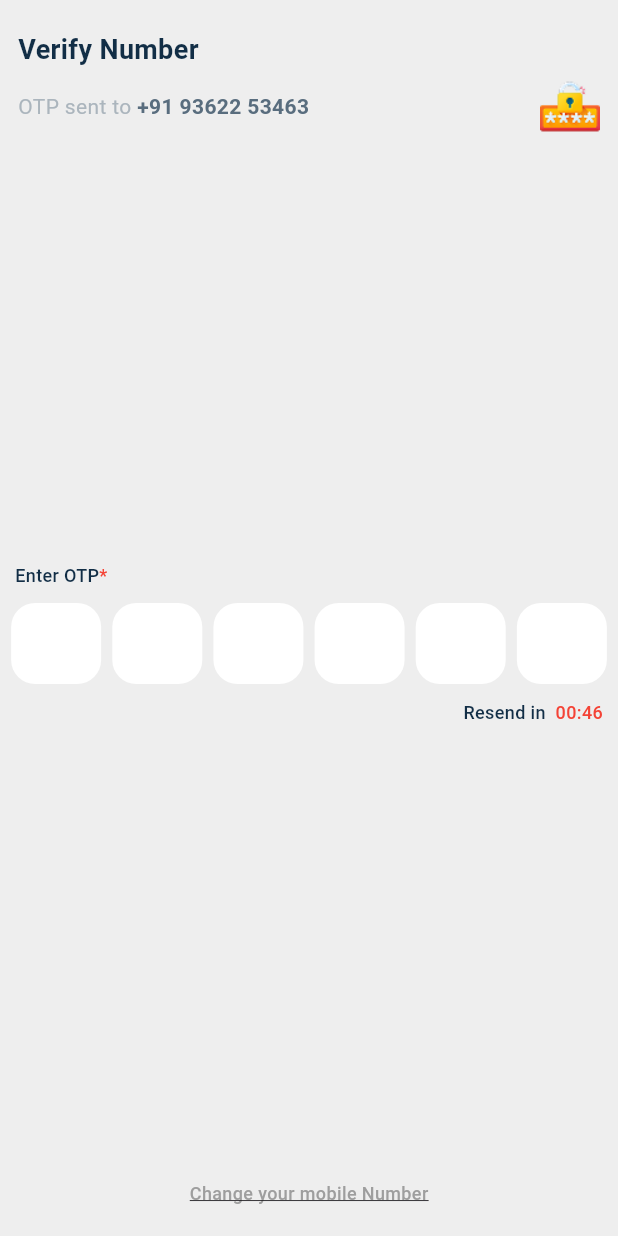
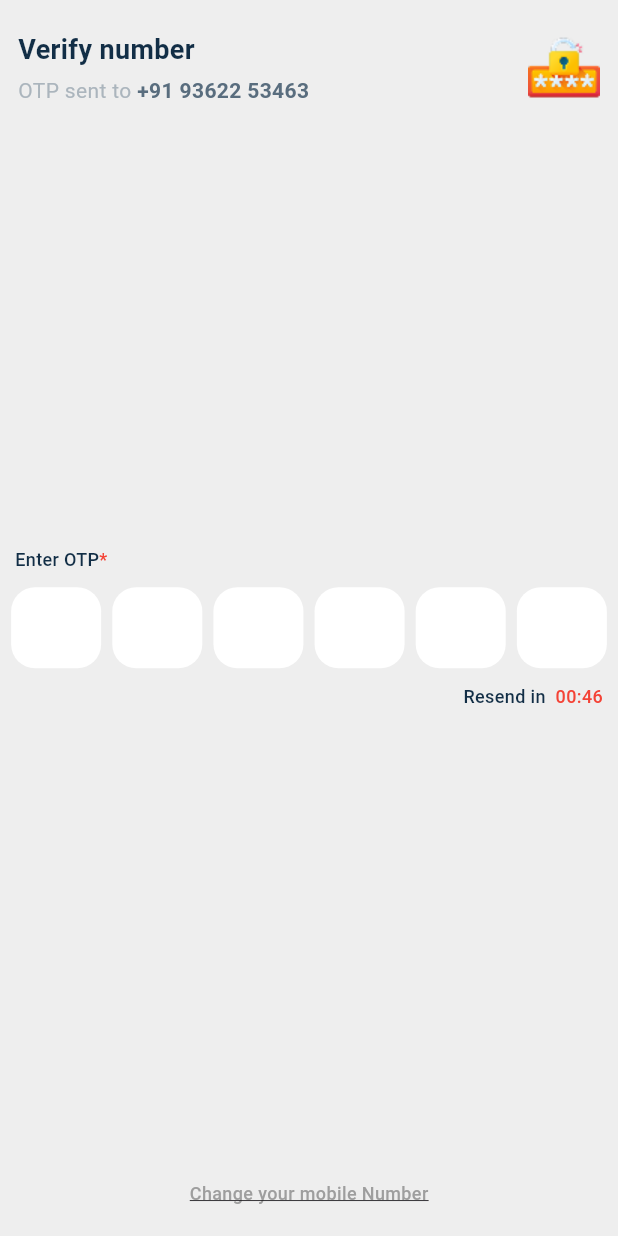
Before and after one commit to Adilcpgithub/fleet_wise, a Flutter app: the SignupOtpPage screen opened directly, on a phone screen of 412 x 824 dp. Run offline on Flutter 3.47's test engine with Material 3 defaults, Android fonts, the phone set to English and light mode, and no system bars; our stand-ins replace flutter_svg; generated files the repository leaves out were written again; statements that could not run were skipped; project files that could hold a hidden picture were left out.

```diff
--- a/lib/features/signup/presentation/pages/signup_phone_page.dart
+++ b/lib/features/signup/presentation/pages/signup_phone_page.dart
@@ -20,8 +20,8 @@ class SignupPhoneNo extends StatelessWidget {
             child: IntrinsicHeight(
               child: Column(
                 children: [
-                  signupPhoneWidgets.topSideImage(),
-                  Spacer(),
+                  signupPhoneWidgets.buildTopSideImage(),
+                  signupPhoneWidgets.buildSpacer(),
                   signupPhoneWidgets.buildLoginSection(
                     phoneController,
                     context,
--- a/lib/features/signup/presentation/widgets/custom_button.dart
+++ b/lib/features/signup/presentation/widgets/custom_button.dart
@@ -6,10 +6,7 @@ Widget customButton({
   required Color buttonColor,
   required Color textColor,
 }) {
-  return Padding(
-    padding: EdgeInsets.symmetric(horizontal: 20),
-
-    child: InkWell(
+  return InkWell(
     onTap: onPressed,
     borderRadius: BorderRadius.circular(12),
     child: Container(
@@ -29,6 +26,5 @@ Widget customButton({
         ),
       ),
     ),
-    ),
   );
 }
--- a/lib/features/signup/presentation/widgets/signup_otp_widgets.dart
+++ b/lib/features/signup/presentation/widgets/signup_otp_widgets.dart
@@ -8,21 +8,23 @@ class SignupOtpWidgets {
   Widget buildOtpVerificationHeader() {
     return Padding(
       padding: const EdgeInsets.symmetric(horizontal: 12),
+      child: Row(
+        crossAxisAlignment: CrossAxisAlignment.center,
+        children: [
+          Expanded(
             child: Column(
               crossAxisAlignment: CrossAxisAlignment.start,
-        children: [
+              mainAxisSize: MainAxisSize.min,
+              children: const [
                 Text(
-            'Verify Number',
+                  'Verify number',
                   style: TextStyle(
                     color: AppColors.black,
                     fontSize: 18,
                     fontWeight: FontWeight.bold,
                   ),
                 ),
-          const SizedBox(height: 5),
-          Row(
-            mainAxisAlignment: MainAxisAlignment.spaceBetween,
-            children: [
+                SizedBox(height: 4),
                 Text.rich(
                   TextSpan(
                     text: 'OTP sent to ',
@@ -38,12 +40,12 @@ class SignupOtpWidgets {
                     ],
                   ),
                 ),
-              //! Space between text and locker icon
-              SizedBox(width: 10),
-
-              Image.asset('assets/locker_image.png', height: 40, width: 40),
               ],
             ),
+          ),
+
+          //! Right locker image
+          Image.asset('assets/locker_image.png', height: 48, width: 48),
         ],
       ),
     );
@@ -61,6 +63,7 @@ class SignupOtpWidgets {
             child: customRichText('Enter OTP'),
           ),
         ),
+        //! Otp text fields
         OtpBoxFields(onCompleted: (p0) {}),
         Align(
           alignment: Alignment.centerRight,
--- a/lib/main.dart
+++ b/lib/main.dart
@@ -1,3 +1,4 @@
+import 'package:fleet_wise/features/signup/presentation/pages/signup_name_page.dart';
 import 'package:fleet_wise/features/signup/presentation/pages/signup_otp_page.dart';
 import 'package:fleet_wise/features/signup/presentation/pages/signup_phone_page.dart';
 import 'package:flutter/material.dart';
@@ -29,7 +30,7 @@ class MyApp extends StatelessWidget {
       theme: ThemeData(
         colorScheme: ColorScheme.fromSeed(seedColor: Colors.deepPurple),
       ),
-      home: SignupOtpPage(),
+      home: SignupNamePage(),
     );
   }
 }
```
Also changed, not shown: lib/core/widgets/custom_textform.dart (+7 -11 lines), lib/features/signup/presentation/pages/signup_name_page.dart (+34 -0 lines), lib/features/signup/presentation/widgets/signup_name_widgets.dart (added, +70 -0 lines), lib/features/signup/presentation/widgets/signup_phone_widgets.dart (+9 -2 lines), assets/iPhone15.png (added), assets/profile_image.png (added). Lines whose indentation alone changed are shown as unchanged.
